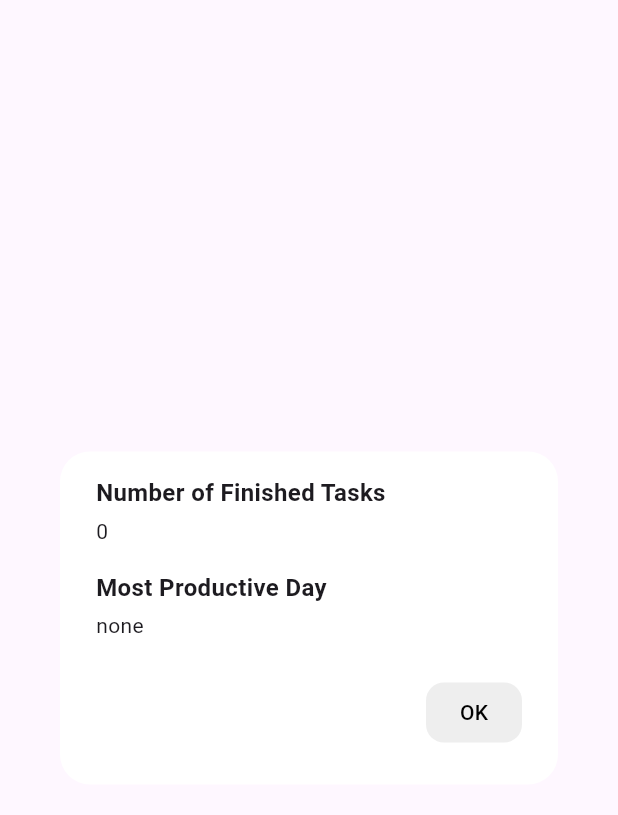
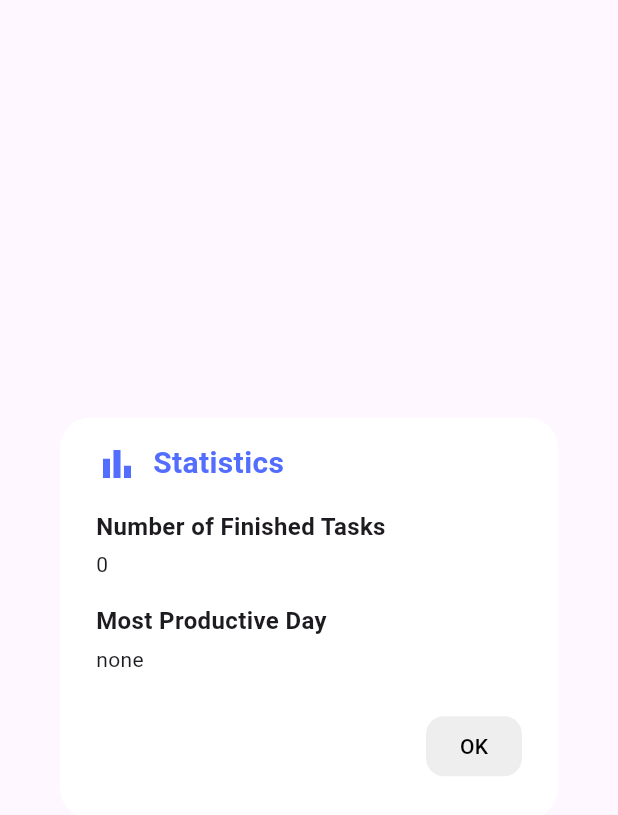
Before and after one commit to kstarzyckababik/taskmanager, a Flutter app: the DialogStatistic widget shown alone on an empty page, opened directly with empty values, on a phone screen of 412 x 824 dp. Shown: the top 815 px of the screen. Run offline on Flutter 3.47's test engine with Material 3 defaults, Android fonts, the phone set to English and light mode, and no system bars; our stand-ins replace flutter_slidable, hive, hive_flutter; accounts and stored records are empty.

Commit message:
StatisticDialog

```diff
--- a/lib/pages/home_page.dart
+++ b/lib/pages/home_page.dart
@@ -198,7 +198,7 @@ loadCurrentData(selectedIndex);
           FloatingActionButton(
             heroTag: "btn2",
             onPressed: openStatisticDialog,
-            child: Icon(Icons.stacked_bar_chart),
+            child: Icon(Icons.bar_chart),
           ),
         ],
       ),
--- a/lib/util/dialog_statistic.dart
+++ b/lib/util/dialog_statistic.dart
@@ -25,6 +25,24 @@ class DialogStatistic extends StatelessWidget {
           mainAxisSize: MainAxisSize.min,
           crossAxisAlignment: CrossAxisAlignment.start,
           children: [
+
+            Row(
+              children: [
+                Icon(Icons.bar_chart, color: Colors.indigoAccent, size: 28),
+                SizedBox(width: 10),
+                Text(
+                  "Statistics",
+                  style: TextStyle(
+                    fontSize: 20,
+                    fontWeight: FontWeight.bold,
+                    color: Colors.indigoAccent,
+                  ),
+                ),
+              ],
+            ),
+            SizedBox(height: 16),
+
+
             Text(
               "Number of Finished Tasks",
               style: TextStyle(fontWeight: FontWeight.bold, fontSize: 16),
@@ -32,6 +50,7 @@ class DialogStatistic extends StatelessWidget {
             SizedBox(height: 4),
             Text(finishedTasks.length.toString(), style: TextStyle(fontSize: 14)),
             SizedBox(height: 16),
+
             Text(
               "Most Productive Day",
               style: TextStyle(fontWeight: FontWeight.bold, fontSize: 16),
@@ -39,6 +58,8 @@ class DialogStatistic extends StatelessWidget {
             SizedBox(height: 4),
             Text(countMostProductiveDay(), style: TextStyle(fontSize: 14)),
             SizedBox(height: 24),
+
+
             Row(
               mainAxisAlignment: MainAxisAlignment.end,
               children: [
@@ -48,7 +69,8 @@ class DialogStatistic extends StatelessWidget {
                     backgroundColor: Colors.grey.shade200,
                     padding: EdgeInsets.symmetric(horizontal: 20, vertical: 10),
                     shape: RoundedRectangleBorder(
-                        borderRadius: BorderRadius.circular(12)),
+                      borderRadius: BorderRadius.circular(12),
+                    ),
                   ),
                   child: Text(
                     "OK",
@@ -62,6 +84,7 @@ class DialogStatistic extends StatelessWidget {
       ),
     );
   }
+
 
   String countMostProductiveDay() {
     final days = ["Monday", "Tuesday", "Wednesday", "Thursday", "Friday", "Saturday", "Sunday"];
```
